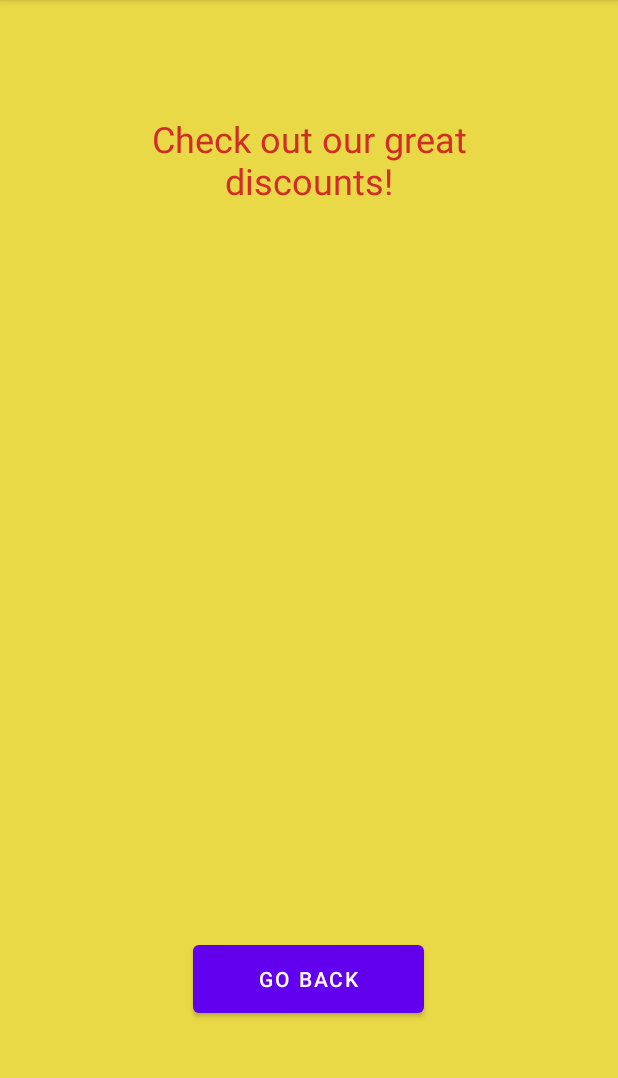
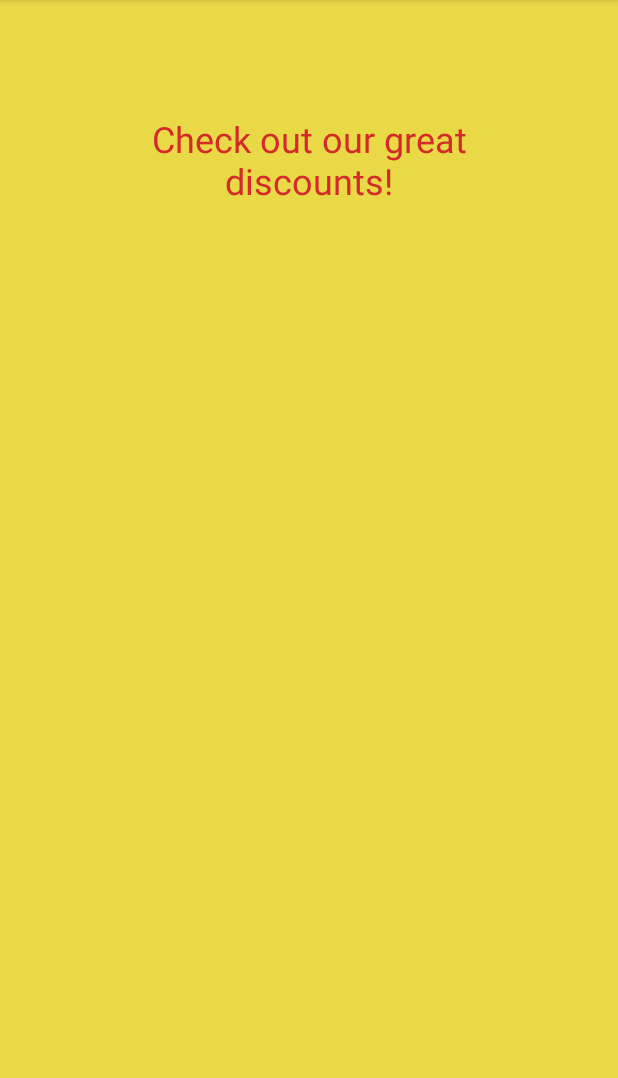
Before and after one commit to Stevealv121/TECAir, an Android app: the ShowDiscounts screen opened directly, with no data from a screen before it, on a phone screen of 412 x 824 dp, the part 84-1162 px from its top. Run offline under Robolectric (Android 15) with nearby library versions, the phone set to English and light mode, and no system bars.

Commit message:
[Update] Functionality

```diff
--- a/TECAir_Mobile_App/app/src/main/AndroidManifest.xml
+++ b/TECAir_Mobile_App/app/src/main/AndroidManifest.xml
@@ -19,10 +19,10 @@
             android:name=".FlightReservation"
             android:exported="false" />
         <activity
-            android:name=".Registration"
+            android:name=".MainMenu"
             android:exported="false" />
         <activity
-            android:name=".MainMenu"
+            android:name=".Registration"
             android:exported="true">
             <intent-filter>
                 <action android:name="android.intent.action.MAIN" />
--- a/TECAir_Mobile_App/app/src/main/java/com/example/tecairmobile/MainMenu.java
+++ b/TECAir_Mobile_App/app/src/main/java/com/example/tecairmobile/MainMenu.java
@@ -20,7 +20,7 @@ public class MainMenu extends AppCompatActivity {
 
         switch(view.getId()){
             case R.id.toFlights:
-                myintent = new Intent(MainMenu.this,Registration.class);
+                myintent = new Intent(MainMenu.this,flightSearch.class);
                 break;
             case R.id.discounts:
                 myintent = new Intent(MainMenu.this, ShowDiscounts.class);
--- a/TECAir_Mobile_App/app/src/main/java/com/example/tecairmobile/Registration.java
+++ b/TECAir_Mobile_App/app/src/main/java/com/example/tecairmobile/Registration.java
@@ -32,7 +32,7 @@ public class Registration extends AppCompatActivity {
 
     public void onClick(View view){
         singUserUp();
-        Intent myintent = new Intent(Registration.this,FlightReservation.class);
+        Intent myintent = new Intent(Registration.this,MainMenu.class);
         startActivity(myintent);
 
     }
--- a/TECAir_Mobile_App/app/src/main/res/layout/activity_show_discounts.xml
+++ b/TECAir_Mobile_App/app/src/main/res/layout/activity_show_discounts.xml
@@ -48,14 +48,4 @@
         app:layout_constraintStart_toStartOf="parent"
         app:layout_constraintTop_toBottomOf="@+id/discdisp" />
 
-    <Button
-        android:id="@+id/button3"
-        android:layout_width="154dp"
-        android:layout_height="57dp"
-        android:layout_marginTop="72dp"
-        android:text="Go back"
-        app:layout_constraintEnd_toEndOf="parent"
-        app:layout_constraintHorizontal_bias="0.498"
-        app:layout_constraintStart_toStartOf="parent"
-        app:layout_constraintTop_toBottomOf="@+id/sdt3" />
 </androidx.constraintlayout.widget.ConstraintLayout>
```
